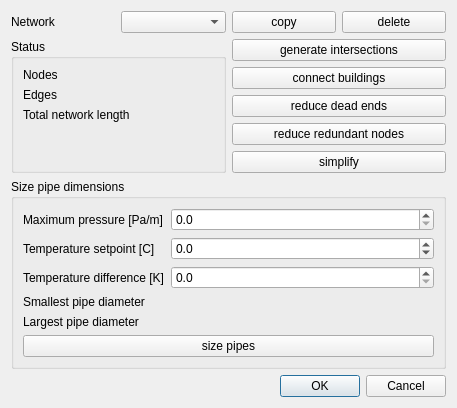
This is SIM-VICUS/src/SVNetworkEditDialog.ui in ghorwin/SIM-VICUS as Qt 5 draws it before an edit. The edited form follows.
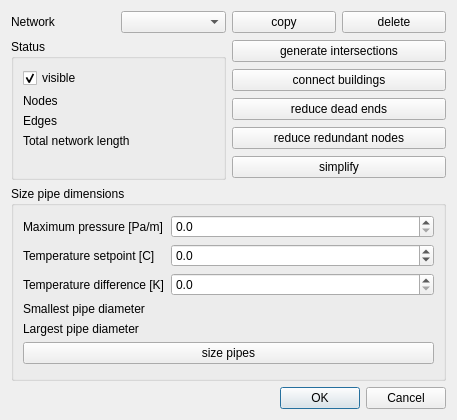
This is the edited form.

Commit message: network editing dialog

```diff
--- a/SIM-VICUS/src/SVNetworkEditDialog.ui
+++ b/SIM-VICUS/src/SVNetworkEditDialog.ui
@@ -7,7 +7,7 @@
     <x>0</x>
     <y>0</y>
     <width>457</width>
-    <height>403</height>
+    <height>420</height>
    </rect>
   </property>
   <property name="windowTitle">
@@ -50,55 +50,65 @@
         <string>Status</string>
        </property>
        <layout class="QFormLayout" name="formLayout">
-        <item row="0" column="0">
+        <item row="1" column="0">
          <widget class="QLabel" name="label_3">
           <property name="text">
            <string>Nodes</string>
           </property>
          </widget>
         </item>
-        <item row="0" column="1">
+        <item row="1" column="1">
          <widget class="QLabel" name="labelNodeCount">
           <property name="text">
            <string/>
           </property>
          </widget>
         </item>
-        <item row="1" column="0">
+        <item row="2" column="0">
          <widget class="QLabel" name="label">
           <property name="text">
            <string>Edges</string>
           </property>
          </widget>
         </item>
-        <item row="1" column="1">
+        <item row="2" column="1">
          <widget class="QLabel" name="labelEdgeCount">
           <property name="text">
            <string/>
           </property>
          </widget>
         </item>
-        <item row="2" column="0">
+        <item row="3" column="0">
          <widget class="QLabel" name="label_7">
           <property name="text">
            <string>Total network length</string>
           </property>
          </widget>
         </item>
-        <item row="2" column="1">
+        <item row="3" column="1">
          <widget class="QLabel" name="labelTotalLength">
           <property name="text">
            <string/>
           </property>
          </widget>
         </item>
-        <item row="3" column="0">
+        <item row="4" column="0">
          <widget class="QLabel" name="labelNetworkConnected">
           <property name="text">
            <string/>
           </property>
          </widget>
         </item>
+        <item row="0" column="0">
+         <widget class="QCheckBox" name="checkBoxVisible">
+          <property name="text">
+           <string>visible</string>
+          </property>
+          <property name="checked">
+           <bool>true</bool>
+          </property>
+         </widget>
+        </item>
        </layout>
       </widget>
      </item>
```
The commit also changes 5 other files.
